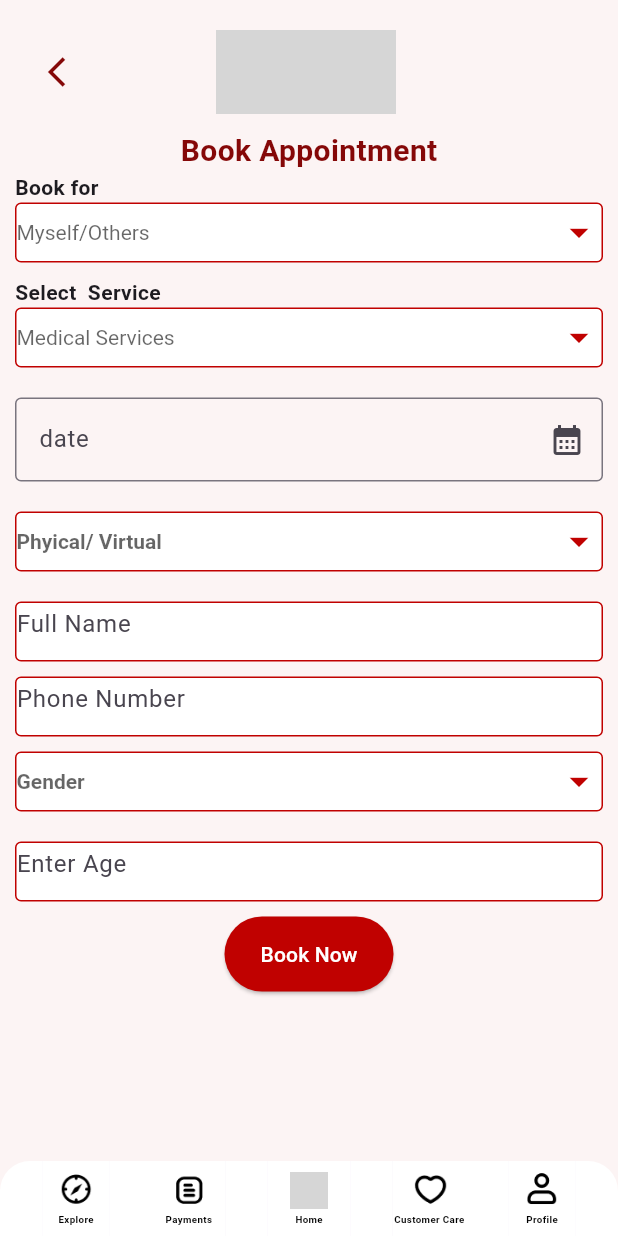
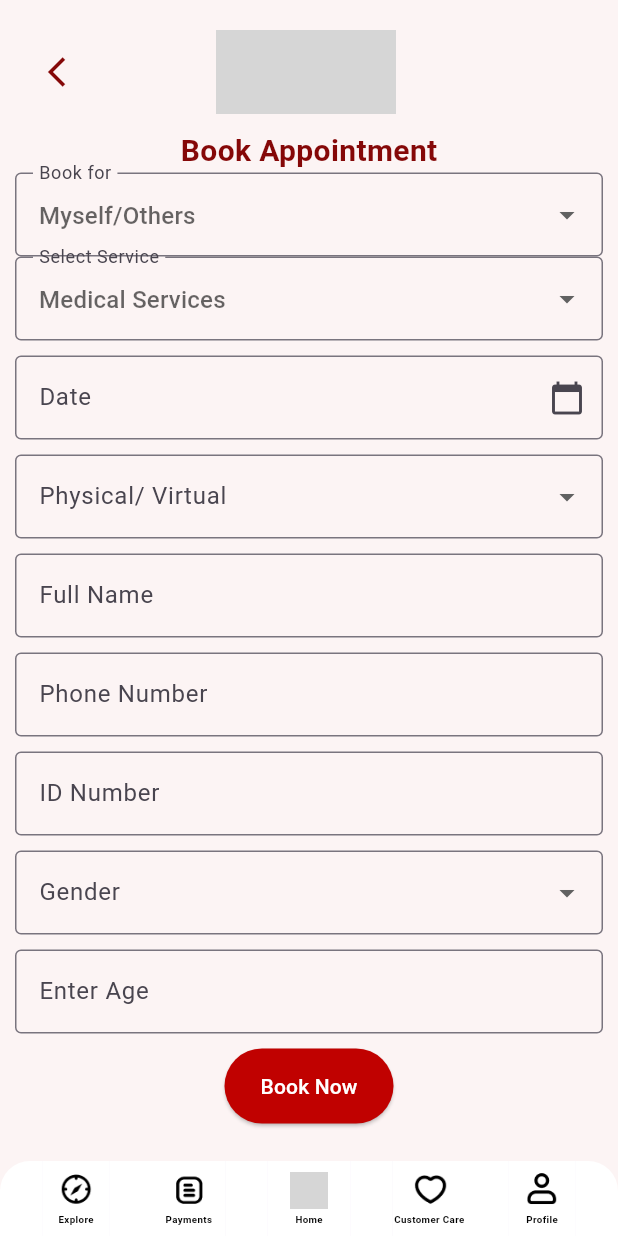
Before and after one commit to okituibrian/HealthTech, a Flutter app: the BookAppointment screen opened directly, on a phone screen of 412 x 824 dp. Run offline on Flutter 3.47's test engine with Material 3 defaults, Android fonts, the phone set to English and light mode, and no system bars; our stand-ins replace badges, bloc, equatable, file_picker, flutter_bloc, image_picker and 2 more; accounts and stored records are empty; grey boxes are pictures that could not be loaded.

Commit message:
updated the book appointment to add textediting controllers into textfields

```diff
--- a/Teleafia_patient_app/lib/presentation/appointment_booking.dart
+++ b/Teleafia_patient_app/lib/presentation/appointment_booking.dart
@@ -2,6 +2,8 @@ import 'package:flutter/material.dart';
 import 'package:teleafia_patient/shared/bottom_nav.dart';
 import 'package:teleafia_patient/shared/header.dart';
 import 'package:teleafia_patient/shared/health_client_functions.dart';
+import 'package:http/http.dart' as http;
+import 'dart:convert'; // For JSON encoding
 
 class BookAppointment extends StatefulWidget {
   const BookAppointment({super.key});
@@ -12,35 +14,80 @@ class BookAppointment extends StatefulWidget {
 class _BookAppointmentState extends State<BookAppointment> {
   final Color background = Color(0XFFFCF4F4);
   final Color maroon = Color(0XFFC00100);
-  Color darkMaron = Color(0XFF850808);
-  List<String> _options1 = ['Myself', 'Others'];
+  final Color darkMaron = Color(0XFF850808);
+  final List<String> _options1 = ['myself', 'others'];
   String? _selectedOption1;
-  List<String> _medicalServices = [
-    'Dental',
+  final List<String> _medicalServices = [
+    'Dentist',
     'Physician',
-    'Opthalmology and optics',
-    'physiotherapy',
+    'Ophthalmology and optics',
+    'Physiotherapy',
     'Minor surgery',
     'Urology',
     'ENT',
     'Orthopedics',
     'Pediatrics',
   ];
-  String? _selectedservice;
-  List<String> _gender1 = [
-    'Female',
-    'Male',
-  ];
-  List<String> _bookingMethod = [
-    'Physical',
-    'Virtual',
-  ];
+  String? _selectedService;
+  final List<String> _gender1 = ['female', 'male'];
+  final List<String> _bookingMethod = ['physical', 'virtual'];
   String? _selectedMethod;
+  String? _selectedGender;
 
-  String? _selectedGender;
-  String? _textField1;
-  String? _phoneNumber;
-  String? _fullName;
+  // TextEditingControllers for the text fields
+  final TextEditingController _dateController = TextEditingController();
+  final TextEditingController _fullNameController = TextEditingController();
+  final TextEditingController _phoneNumberController = TextEditingController();
+  final TextEditingController _idNumberController = TextEditingController();
+  final TextEditingController _ageController = TextEditingController();
+
+  // Function to send the data to the backend API
+  Future<void> bookAppointment() async {
+    final String apiUrl = 'https://54c6-102-210-244-74.ngrok-free.app/api/appointments/bookappointment';
+
+    final Map<String, dynamic> appointmentData = {
+      'bookFor': _selectedOption1,
+      'service': _selectedService,
+      'date': _dateController.text,
+      'appointmentType': _selectedMethod,
+      'idNumber': 321456789,
+      'fullName': _fullNameController.text,
+      'phoneNumber': _phoneNumberController.text,
+      'age': 23,
+      'gender': _selectedGender,
+    };
+    print('Posting data: ${json.encode(appointmentData)}');
+    try {
+      final response = await http.post(
+        Uri.parse(apiUrl),
+        headers: {'Content-Type': 'application/json'},
+        body: json.encode(appointmentData),
+      );
+
+      if (response.statusCode == 201) {
+        print('Success: ${response.statusCode} =>  ${response.body}');
+        ScaffoldMessenger.of(context).showSnackBar(SnackBar(content: Text('Appointment booked successfully')));
+      } else {
+        print('Failed to post: ${response.statusCode} => ${response.body} ');
+        ScaffoldMessenger.of(context).showSnackBar(SnackBar(content: Text('Failed to book appointment')));
+      }
+    } catch (error) {
+      print('Error fetching profile image: $error');
+      // Show an error message if there is an exception
+      ScaffoldMessenger.of(context).showSnackBar(SnackBar(content: Text('Error: $error')));
+    }
+  }
+
+  @override
+  void dispose() {
+    // Dispose controllers when the widget is removed
+    _dateController.dispose();
+    _fullNameController.dispose();
+    _phoneNumberController.dispose();
+    _idNumberController.dispose();
+    _ageController.dispose();
+    super.dispose();
+  }
 
   @override
   Widget build(BuildContext context) {
@@ -51,9 +98,7 @@ class _BookAppointmentState extends State<BookAppointment> {
           padding: const EdgeInsets.all(10.0),
           child: Column(
             children: [
-
               HealthClientHeader(heading: 'Book Appointment'),
-
               TextFields().generateQuestionWidget(
                 'Book for',
                 'Myself/Others',
@@ -66,33 +111,36 @@ class _BookAppointmentState extends State<BookAppointment> {
                 },
               ),
               TextFields().generateQuestionWidget(
-                'Select  Service',
+                'Select Service',
                 'Medical Services',
                 _medicalServices,
-                _selectedservice,
+                _selectedService,
                     (newValue) {
                   setState(() {
-                    _selectedservice = newValue;
+                    _selectedService = newValue;
                   });
                 },
               ),
               SizedBox(height: 10),
-              Row(children: [
+              Row(
+                children: [
                   Expanded(
                     child: TextField(
+                      controller: _dateController,
                       decoration: InputDecoration(
-                      suffixIcon: Icon(Icons.calendar_month),
-                      hintText: 'date',
+                        suffixIcon: Icon(Icons.calendar_today),
+                        hintText: 'Date',
                         border: OutlineInputBorder(
                           borderSide: BorderSide(color: Colors.yellow),
                         ),
                       ),
                     ),
                   ),
-              ]),
+                ],
+              ),
               SizedBox(height: 10),
               TextFields().generateDropdownnWidget(
-                'Phyical/ Virtual',
+                'Physical/ Virtual',
                 _bookingMethod,
                 _selectedMethod,
                     (newValue) {
@@ -102,15 +150,30 @@ class _BookAppointmentState extends State<BookAppointment> {
                 },
               ),
               SizedBox(height: 10),
-              TextFields().GenerateTextfield(
+              TextFields().generateTextField(
                 'Full Name',
-                _fullName,
+                _fullNameController,
+                    (value) {
+                  _fullNameController.text = value;
+                },
               ),
               SizedBox(height: 10),
-              TextFields().GenerateTextfield(
+              TextFields().generateTextField(
                 'Phone Number',
-                _phoneNumber,
+                _phoneNumberController,
+                    (value) {
+                  _phoneNumberController.text = value;
+                },
               ),
+              SizedBox(height: 10),
+              TextFields().generateTextField(
+                'ID Number',
+                _idNumberController,
+                    (value) {
+                  _idNumberController.text = value;
+                },
+              ),
+              SizedBox(height: 10),
               TextFields().generateDropdownnWidget(
                 'Gender',
                 _gender1,
@@ -122,14 +185,17 @@ class _BookAppointmentState extends State<BookAppointment> {
                 },
               ),
               SizedBox(height: 10),
-              TextFields().GenerateTextfield(
+              TextFields().generateTextField(
                 'Enter Age',
-                _textField1,
+                _ageController,
+                    (value) {
+                  _ageController.text = value;
+                },
               ),
               SizedBox(height: 10),
               Center(
                 child: ElevatedButton(
-                  onPressed: () {},
+                  onPressed: bookAppointment,
                   style: ElevatedButton.styleFrom(
                     backgroundColor: maroon,
                     minimumSize: Size(100, 50),
@@ -148,3 +214,52 @@ class _BookAppointmentState extends State<BookAppointment> {
     );
   }
 }
+
+// Assuming you have a TextFields class somewhere that generates the widgets
+class TextFields {
+  Widget generateQuestionWidget(String label, String hintText, List<String> options, String? selectedOption, Function(String?) onChanged) {
+    return DropdownButtonFormField<String>(
+      value: selectedOption,
+      decoration: InputDecoration(
+        labelText: label,
+        hintText: hintText,
+        border: OutlineInputBorder(),
+      ),
+      items: options.map((option) {
+        return DropdownMenuItem(
+          value: option,
+          child: Text(option),
+        );
+      }).toList(),
+      onChanged: onChanged,
+    );
+  }
+
+  Widget generateDropdownnWidget(String label, List<String> options, String? selectedOption, Function(String?) onChanged) {
+    return DropdownButtonFormField<String>(
+      value: selectedOption,
+      decoration: InputDecoration(
+        labelText: label,
+        border: OutlineInputBorder(),
+      ),
+      items: options.map((option) {
+        return DropdownMenuItem(
+          value: option,
+          child: Text(option),
+        );
+      }).toList(),
+      onChanged: onChanged,
+    );
+  }
+
+  Widget generateTextField(String label, TextEditingController controller, Function(String) onChanged) {
+    return TextField(
+      controller: controller,
+      decoration: InputDecoration(
+        labelText: label,
+        border: OutlineInputBorder(),
+      ),
+      onChanged: onChanged,
+    );
+  }
+}
```
Lines whose indentation alone changed are shown as unchanged.
